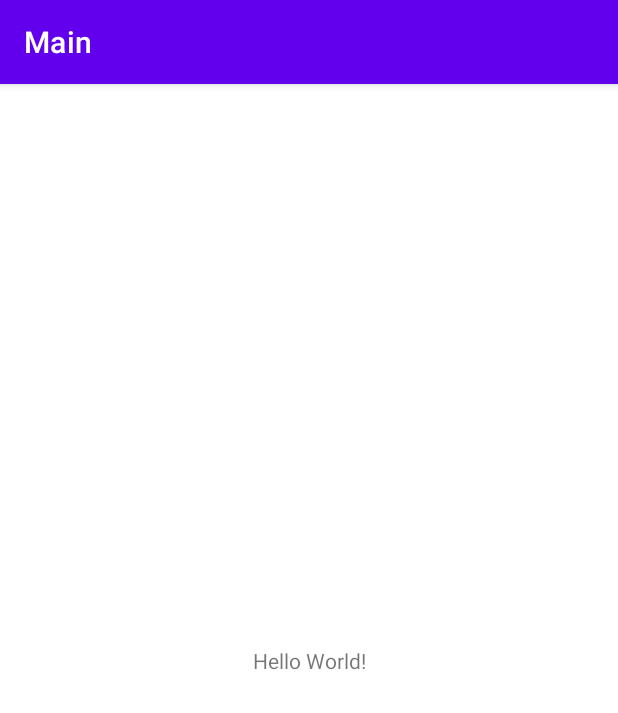
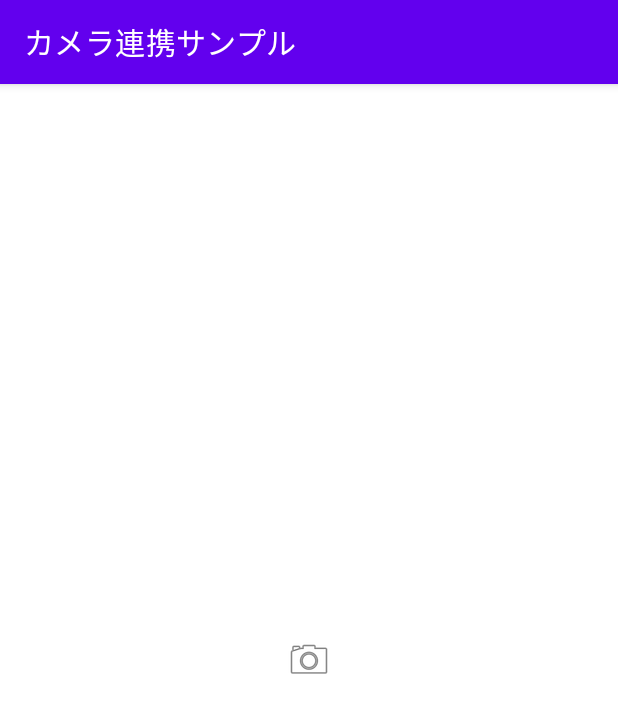
Before and after one commit to mutoxu-N/AndroidPractice, an Android app: the screen it shows after launch (MainActivity), on a phone screen of 412 x 824 dp. Shown: the top 713 px of the screen. Run offline under Robolectric (Android 15) with nearby library versions, the phone set to English and light mode, and no system bars.

Commit message:
lesson15

```diff
--- a/app/src/main/res/layout/activity_main.xml
+++ b/app/src/main/res/layout/activity_main.xml
@@ -1,18 +1,11 @@
 <?xml version="1.0" encoding="utf-8"?>
-<androidx.constraintlayout.widget.ConstraintLayout xmlns:android="http://schemas.android.com/apk/res/android"
+<ImageView
+    xmlns:android="http://schemas.android.com/apk/res/android"
     xmlns:app="http://schemas.android.com/apk/res-auto"
-    xmlns:tools="http://schemas.android.com/tools"
+    android:id="@+id/ivCamera"
+    android:layout_height="match_parent"
     android:layout_width="match_parent"
-    android:layout_height="match_parent"
-    tools:context=".MainActivity">
-
-    <TextView
-        android:layout_width="wrap_content"
-        android:layout_height="wrap_content"
-        android:text="Hello World!"
-        app:layout_constraintBottom_toBottomOf="parent"
-        app:layout_constraintEnd_toEndOf="parent"
-        app:layout_constraintStart_toStartOf="parent"
-        app:layout_constraintTop_toTopOf="parent" />
-
-</androidx.constraintlayout.widget.ConstraintLayout>
+    android:layout_gravity="center"
+    android:onClick="onCameraImageClick"
+    android:scaleType="center"
+    app:srcCompat="@android:drawable/ic_menu_camera" />
--- a/app/src/main/res/values/strings.xml
+++ b/app/src/main/res/values/strings.xml
@@ -1,3 +1,3 @@
 <resources>
-    <string name="app_name">Main</string>
+    <string name="app_name">カメラ連携サンプル</string>
 </resources>
--- a/build.gradle
+++ b/build.gradle
@@ -1,7 +1,7 @@
 // Top-level build file where you can add configuration options common to all sub-projects/modules.
 plugins {
-    id 'com.android.application' version '7.2.1' apply false
-    id 'com.android.library' version '7.2.1' apply false
+    id 'com.android.application' version '7.4.1' apply false
+    id 'com.android.library' version '7.4.1' apply false
     id 'org.jetbrains.kotlin.android' version '1.7.10' apply false
 }
 
```
Also changed, not shown: app/src/main/java/com/github/main/MainActivity.kt (+20 -0 lines), gradle/wrapper/gradle-wrapper.properties.
